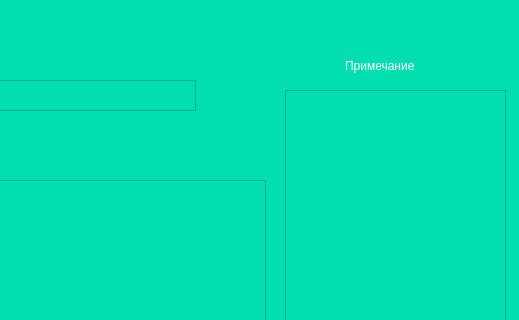
Above: helpwind.ui from Timur1200/PyApp before the change; both pictures show x 255 to 774 and y 0 to 320 of the 774 by 533 pixel window. Below: the same form after it.
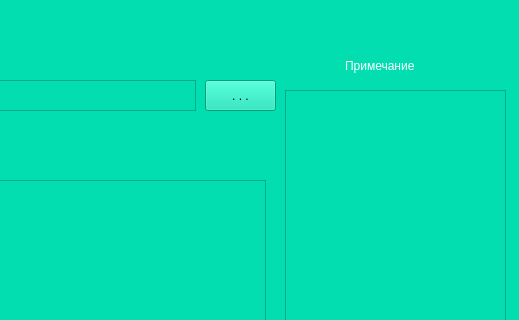
That is the form after the change.

Commit message: за 75 минут привязал событие клика к кнопки и функцию выбора пути в этом фрэймворке говна

What changed in the file:
```diff
--- a/helpwind.ui
+++ b/helpwind.ui
@@ -167,6 +167,22 @@
     <string>Примечание</string>
    </property>
   </widget>
+  <widget class="QPushButton" name="pushButton_5">
+   <property name="geometry">
+    <rect>
+     <x>460</x>
+     <y>80</y>
+     <width>71</width>
+     <height>31</height>
+    </rect>
+   </property>
+   <property name="styleSheet">
+    <string notr="true"/>
+   </property>
+   <property name="text">
+    <string>. . .</string>
+   </property>
+  </widget>
  </widget>
  <resources/>
  <connections/>
```
Left out of the diff: 3 changed lines with no effect on the pictures. The commit also changes 3 other files.
